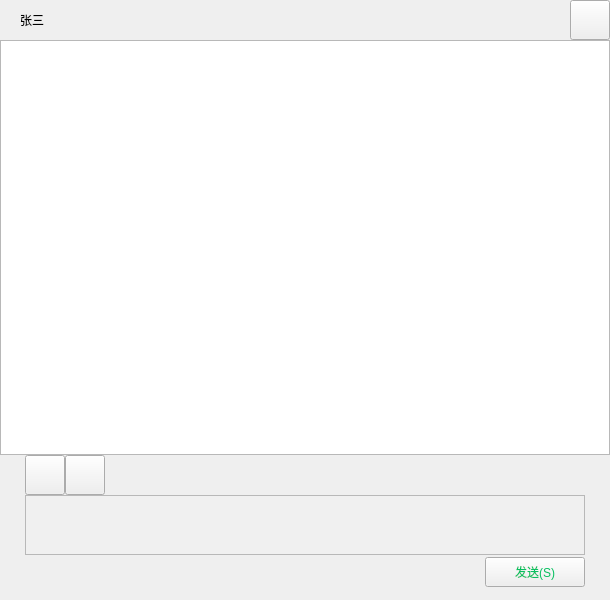
The window that ui_components/forms/chatmainwidget.ui (ASUJY/WeLink) describes before a commit, drawn with Qt 5.
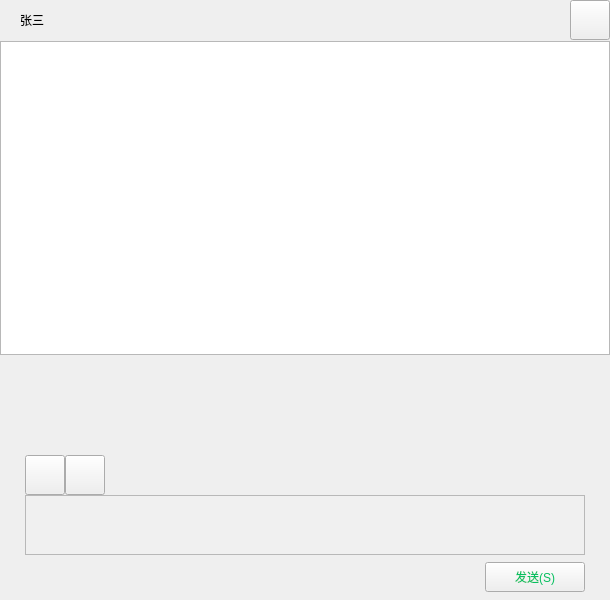
The same window after the commit. Icons and pictures are not drawn.

Commit message: feat:优化聊天主界面的显示效果

Diff of the .ui file:
```diff
--- a/ui_components/forms/chatmainwidget.ui
+++ b/ui_components/forms/chatmainwidget.ui
@@ -128,24 +128,52 @@
            <verstretch>0</verstretch>
           </sizepolicy>
          </property>
+         <property name="minimumSize">
+          <size>
+           <width>0</width>
+           <height>0</height>
+          </size>
+         </property>
+         <property name="maximumSize">
+          <size>
+           <width>16777215</width>
+           <height>16777215</height>
+          </size>
+         </property>
          <layout class="QGridLayout" name="gridLayout">
           <property name="leftMargin">
            <number>0</number>
           </property>
           <property name="topMargin">
-           <number>0</number>
+           <number>1</number>
           </property>
           <property name="rightMargin">
            <number>0</number>
           </property>
           <property name="bottomMargin">
-           <number>0</number>
+           <number>100</number>
           </property>
-          <property name="spacing">
+          <property name="horizontalSpacing">
            <number>0</number>
           </property>
+          <property name="verticalSpacing">
+           <number>100</number>
+          </property>
           <item row="0" column="0">
-           <widget class="QListWidget" name="listWidget"/>
+           <widget class="QListWidget" name="listWidget">
+            <property name="minimumSize">
+             <size>
+              <width>0</width>
+              <height>0</height>
+             </size>
+            </property>
+            <property name="maximumSize">
+             <size>
+              <width>16777215</width>
+              <height>16777215</height>
+             </size>
+            </property>
+           </widget>
           </item>
          </layout>
         </widget>
@@ -202,7 +230,7 @@
               <number>0</number>
              </property>
              <property name="bottomMargin">
-              <number>10</number>
+              <number>0</number>
              </property>
              <item>
               <widget class="QLabel" name="label">
```
Left out of the diff: 33 changed lines with no effect on the pictures. The commit also changes 1 other file.
